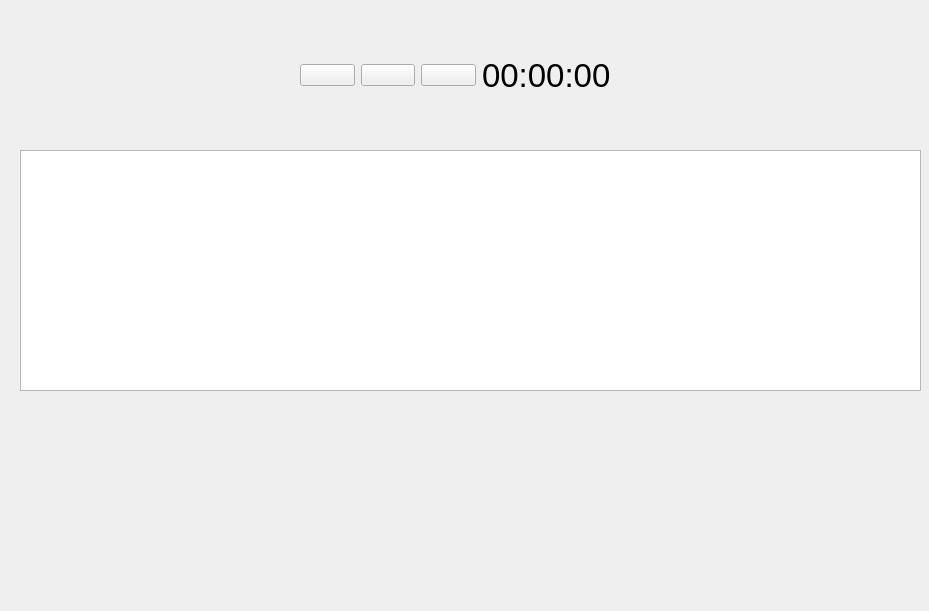
Above: src/app/MainWindow.ui from artemious3/aedit before the change. Below: the same form after it.
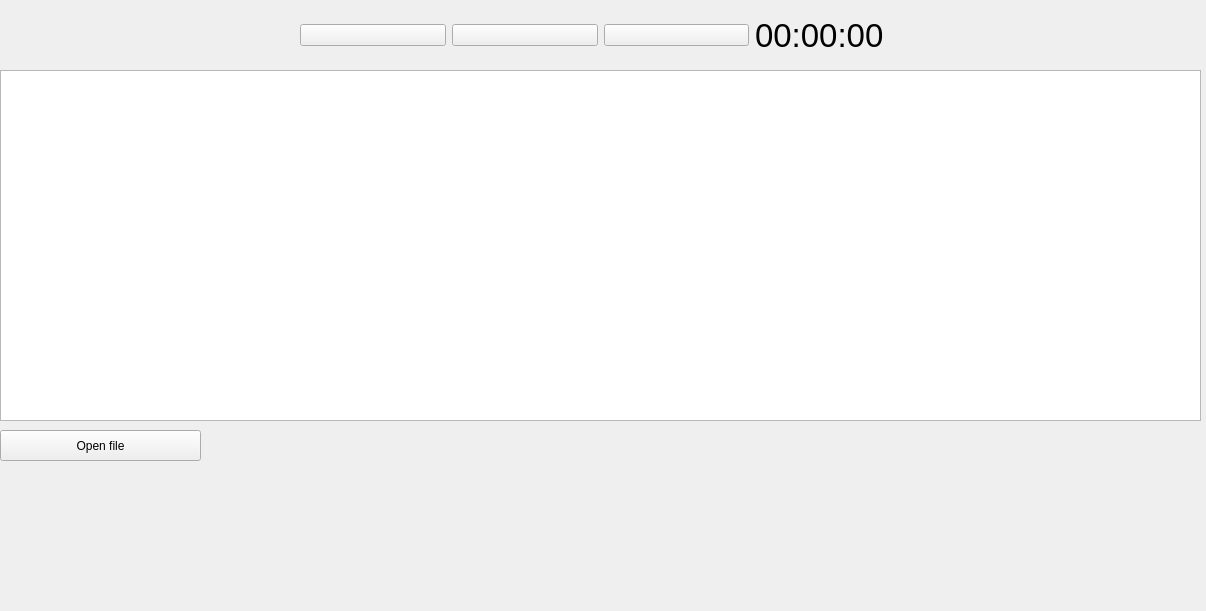
That is the form after the change. Icons and pictures are not drawn.

```diff
--- a/src/app/MainWindow.ui
+++ b/src/app/MainWindow.ui
@@ -6,7 +6,7 @@
    <rect>
     <x>0</x>
     <y>0</y>
-    <width>929</width>
+    <width>1206</width>
     <height>611</height>
    </rect>
   </property>
@@ -18,8 +18,8 @@
     <rect>
      <x>0</x>
      <y>10</y>
-     <width>911</width>
-     <height>131</height>
+     <width>1201</width>
+     <height>51</height>
     </rect>
    </property>
    <layout class="QVBoxLayout" name="verticalLayout">
@@ -88,13 +88,26 @@
   <widget class="QGraphicsView" name="timeline">
    <property name="geometry">
     <rect>
-     <x>20</x>
-     <y>150</y>
-     <width>901</width>
-     <height>241</height>
+     <x>0</x>
+     <y>70</y>
+     <width>1201</width>
+     <height>351</height>
     </rect>
    </property>
   </widget>
+  <widget class="QPushButton" name="openFileBtn">
+   <property name="geometry">
+    <rect>
+     <x>0</x>
+     <y>430</y>
+     <width>201</width>
+     <height>31</height>
+    </rect>
+   </property>
+   <property name="text">
+    <string>Open file</string>
+   </property>
+  </widget>
  </widget>
  <resources/>
  <connections/>
```
